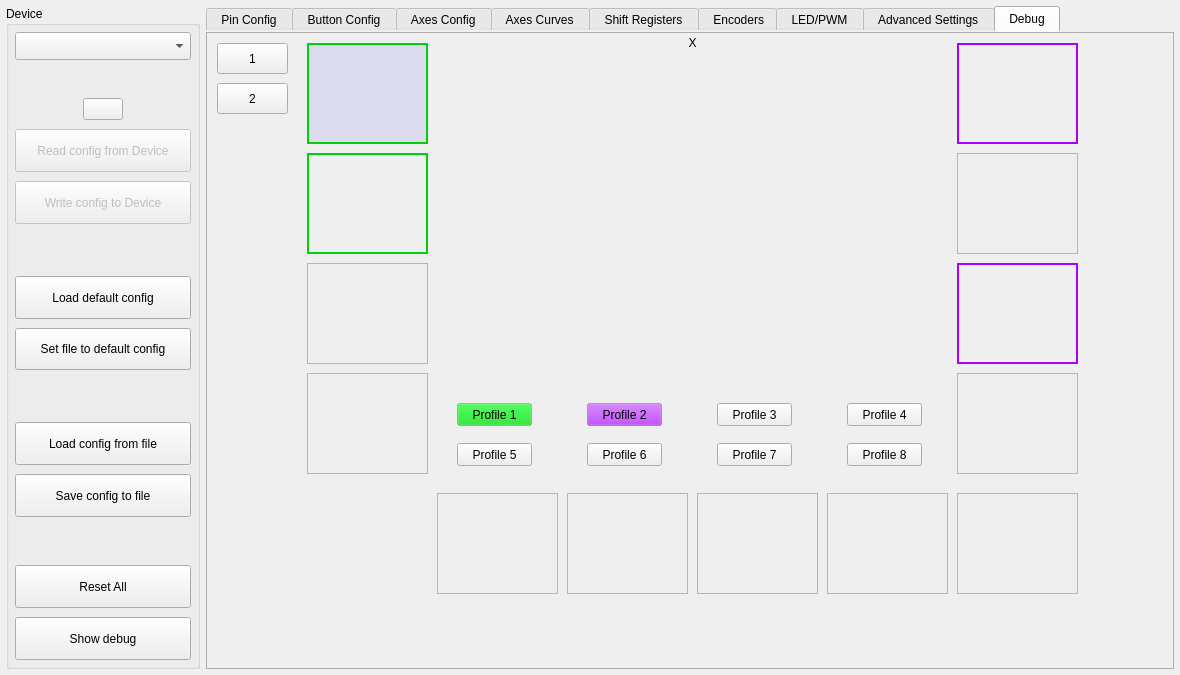
Qt form src/mainwindow.ui (FreeJoy-Team/FreeJoyConfiguratorQt) before a commit.
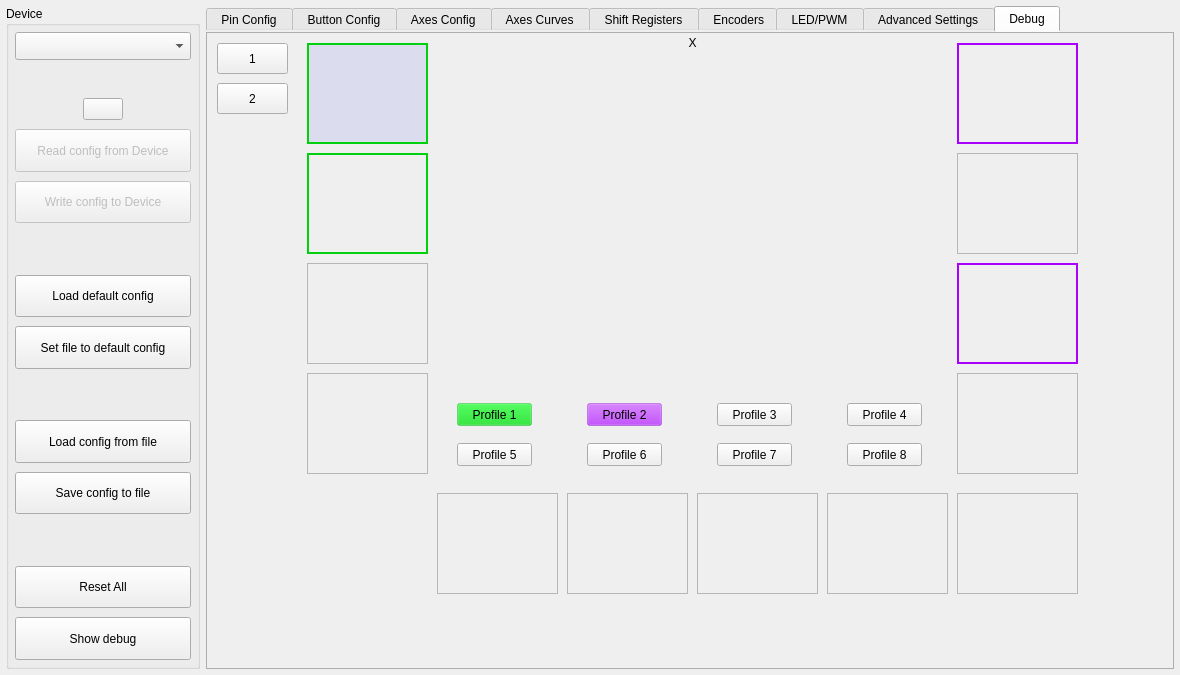
The same form after that commit. The open tabs and pages were chosen to show the change. Icons and pictures are not drawn. Custom widgets are drawn as their Qt base class.

```diff
--- a/src/mainwindow.ui
+++ b/src/mainwindow.ui
@@ -579,6 +579,75 @@
          <string>2</string>
         </property>
        </widget>
+       <widget class="QWidget" name="">
+        <property name="geometry">
+         <rect>
+          <x>30</x>
+          <y>490</y>
+          <width>141</width>
+          <height>32</height>
+         </rect>
+        </property>
+        <layout class="QHBoxLayout" name="horizontalLayout" stretch="1,8,1">
+         <property name="spacing">
+          <number>0</number>
+         </property>
+         <property name="leftMargin">
+          <number>0</number>
+         </property>
+         <property name="topMargin">
+          <number>0</number>
+         </property>
+         <property name="rightMargin">
+          <number>0</number>
+         </property>
+         <property name="bottomMargin">
+          <number>0</number>
+         </property>
+         <item>
+          <spacer name="horizontalSpacer_4">
+           <property name="orientation">
+            <enum>Qt::Horizontal</enum>
+           </property>
+           <property name="sizeType">
+            <enum>QSizePolicy::Preferred</enum>
+           </property>
+           <property name="sizeHint" stdset="0">
+            <size>
+             <width>40</width>
+             <height>20</height>
+            </size>
+           </property>
+          </spacer>
+         </item>
+         <item>
+          <widget class="SwitchButton" name="widget_StyleSwitch" native="true">
+           <property name="minimumSize">
+            <size>
+             <width>0</width>
+             <height>30</height>
+            </size>
+           </property>
+          </widget>
+         </item>
+         <item>
+          <spacer name="horizontalSpacer_3">
+           <property name="orientation">
+            <enum>Qt::Horizontal</enum>
+           </property>
+           <property name="sizeType">
+            <enum>QSizePolicy::Preferred</enum>
+           </property>
+           <property name="sizeHint" stdset="0">
+            <size>
+             <width>40</width>
+             <height>20</height>
+            </size>
+           </property>
+          </spacer>
+         </item>
+        </layout>
+       </widget>
       </widget>
      </widget>
     </item>
@@ -593,7 +662,7 @@
       <property name="title">
        <string>Device</string>
       </property>
-      <layout class="QGridLayout" name="gridLayout_7" rowstretch="0,0,0,0,0,0,0,0,0,0,0,0,0,0,0,0" columnstretch="0,0,0">
+      <layout class="QGridLayout" name="gridLayout_7" rowstretch="0,0,0,0,0,0,0,0,0,0,0,0,0,0,0" columnstretch="0,0,0">
        <property name="leftMargin">
         <number>6</number>
        </property>
@@ -904,66 +973,18 @@
          </property>
         </widget>
        </item>
-       <item row="12" column="0" colspan="3">
-        <layout class="QHBoxLayout" name="horizontalLayout" stretch="1,8,1">
-         <property name="spacing">
-          <number>0</number>
+       <item row="12" column="2">
+        <spacer name="verticalSpacer_2">
+         <property name="orientation">
+          <enum>Qt::Vertical</enum>
          </property>
-         <property name="leftMargin">
-          <number>0</number>
+         <property name="sizeHint" stdset="0">
+          <size>
+           <width>20</width>
+           <height>40</height>
+          </size>
          </property>
-         <property name="topMargin">
-          <number>0</number>
-         </property>
-         <property name="rightMargin">
-          <number>0</number>
-         </property>
-         <property name="bottomMargin">
-          <number>0</number>
-         </property>
-         <item>
-          <spacer name="horizontalSpacer_4">
-           <property name="orientation">
-            <enum>Qt::Horizontal</enum>
-           </property>
-           <property name="sizeType">
-            <enum>QSizePolicy::Preferred</enum>
-           </property>
-           <property name="sizeHint" stdset="0">
-            <size>
-             <width>40</width>
-             <height>20</height>
-            </size>
-           </property>
-          </spacer>
-         </item>
-         <item>
-          <widget class="SwitchButton" name="widget_StyleSwitch" native="true">
-           <property name="minimumSize">
-            <size>
-             <width>0</width>
-             <height>30</height>
-            </size>
-           </property>
-          </widget>
-         </item>
-         <item>
-          <spacer name="horizontalSpacer_3">
-           <property name="orientation">
-            <enum>Qt::Horizontal</enum>
-           </property>
-           <property name="sizeType">
-            <enum>QSizePolicy::Preferred</enum>
-           </property>
-           <property name="sizeHint" stdset="0">
-            <size>
-             <width>40</width>
-             <height>20</height>
-            </size>
-           </property>
-          </spacer>
-         </item>
-        </layout>
+        </spacer>
        </item>
       </layout>
      </widget>
```
